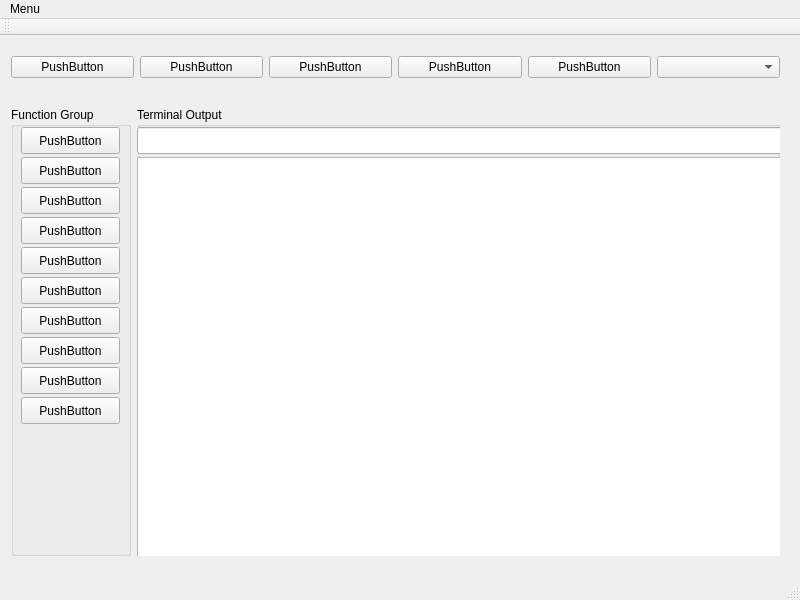
The window that qt/layout/mainwindow.ui (ericosur/ericosur-snippet) describes before a commit, drawn with Qt 5.
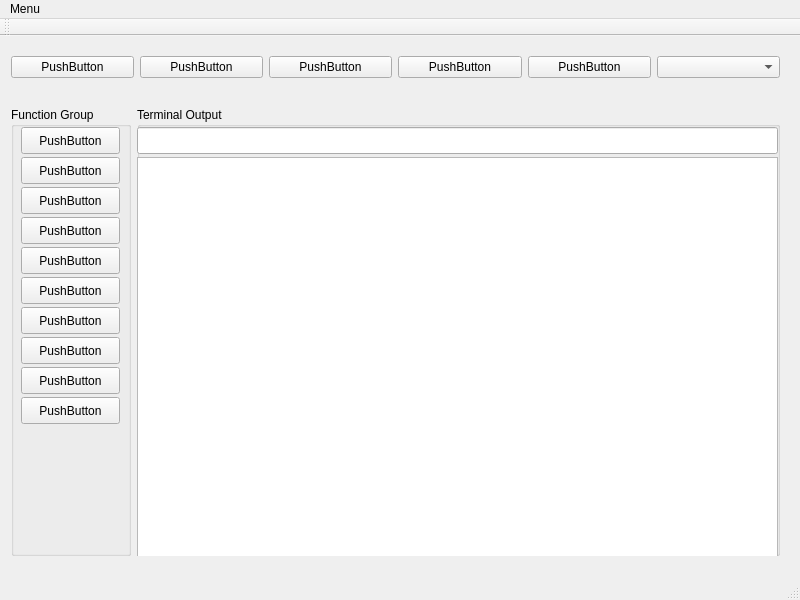
The same window after the commit.

Commit message: update layout: function to run commands

What changed in the file:
```diff
--- a/qt/layout/mainwindow.ui
+++ b/qt/layout/mainwindow.ui
@@ -246,26 +246,31 @@
        <property name="title">
         <string>Terminal Output</string>
        </property>
-       <widget class="QTextBrowser" name="textBrowser">
-        <property name="geometry">
-         <rect>
-          <x>0</x>
-          <y>50</y>
-          <width>651</width>
-          <height>411</height>
-         </rect>
-        </property>
-       </widget>
        <widget class="QLineEdit" name="lineEdit">
         <property name="geometry">
          <rect>
           <x>0</x>
           <y>20</y>
-          <width>651</width>
+          <width>641</width>
           <height>27</height>
          </rect>
         </property>
        </widget>
+       <widget class="QTextEdit" name="textEdit">
+        <property name="geometry">
+         <rect>
+          <x>0</x>
+          <y>50</y>
+          <width>641</width>
+          <height>421</height>
+         </rect>
+        </property>
+        <property name="font">
+         <font>
+          <family>Ubuntu Mono</family>
+         </font>
+        </property>
+       </widget>
       </widget>
      </item>
     </layout>
```
Left out of the diff: 8 changed lines with no effect on the pictures. The commit also changes 2 other files.
